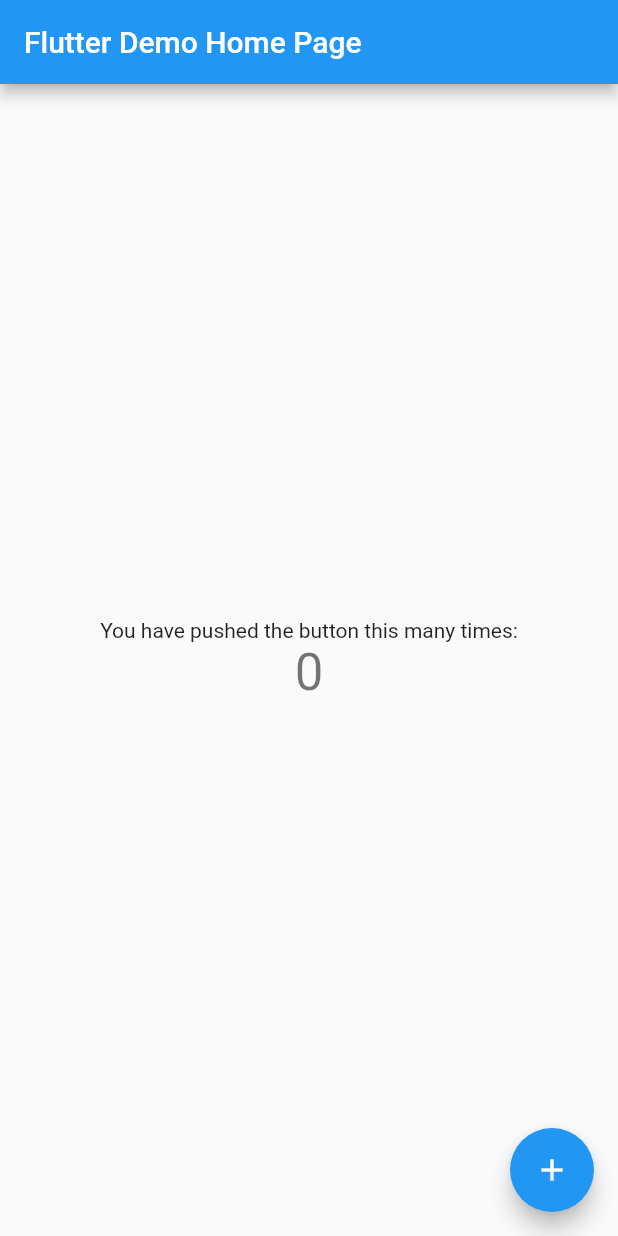
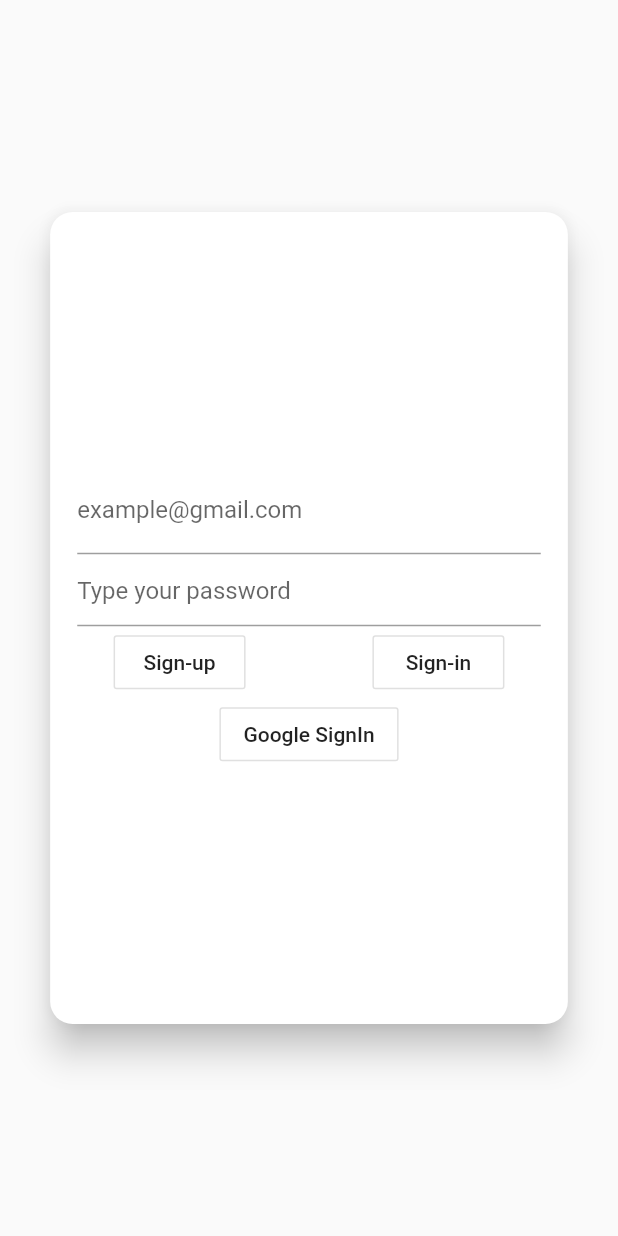
Before and after one commit to onatcipli/daily_tasks, a Flutter app: the screen it shows after launch, on a phone screen of 412 x 824 dp. Run offline on Flutter 3.47's test engine with Material 2 defaults, Android fonts, the phone set to English and light mode, and no system bars; our stand-ins replace firebase_auth; accounts and stored records are empty.

Commit message:
Sign-in and Sign-up with email done!

```diff
--- a/lib/main.dart
+++ b/lib/main.dart
@@ -1,111 +1,17 @@
+import 'package:daily_tasks/pages/login_page.dart';
 import 'package:flutter/material.dart';
 
 void main() => runApp(MyApp());
 
 class MyApp extends StatelessWidget {
-  // This widget is the root of your application.
   @override
   Widget build(BuildContext context) {
     return MaterialApp(
       title: 'Flutter Demo',
       theme: ThemeData(
-        // This is the theme of your application.
-        //
-        // Try running your application with "flutter run". You'll see the
-        // application has a blue toolbar. Then, without quitting the app, try
-        // changing the primarySwatch below to Colors.green and then invoke
-        // "hot reload" (press "r" in the console where you ran "flutter run",
-        // or simply save your changes to "hot reload" in a Flutter IDE).
-        // Notice that the counter didn't reset back to zero; the application
-        // is not restarted.
         primarySwatch: Colors.blue,
       ),
-      home: MyHomePage(title: 'Flutter Demo Home Page'),
+      home: LoginPage(),
     );
   }
 }
-
-class MyHomePage extends StatefulWidget {
-  MyHomePage({Key key, this.title}) : super(key: key);
-
-  // This widget is the home page of your application. It is stateful, meaning
-  // that it has a State object (defined below) that contains fields that affect
-  // how it looks.
-
-  // This class is the configuration for the state. It holds the values (in this
-  // case the title) provided by the parent (in this case the App widget) and
-  // used by the build method of the State. Fields in a Widget subclass are
-  // always marked "final".
-
-  final String title;
-
-  @override
-  _MyHomePageState createState() => _MyHomePageState();
-}
-
-class _MyHomePageState extends State<MyHomePage> {
-  int _counter = 0;
-
-  void _incrementCounter() {
-    setState(() {
-      // This call to setState tells the Flutter framework that something has
-      // changed in this State, which causes it to rerun the build method below
-      // so that the display can reflect the updated values. If we changed
-      // _counter without calling setState(), then the build method would not be
-      // called again, and so nothing would appear to happen.
-      _counter++;
-    });
-  }
-
-  @override
-  Widget build(BuildContext context) {
-    // This method is rerun every time setState is called, for instance as done
-    // by the _incrementCounter method above.
-    //
-    // The Flutter framework has been optimized to make rerunning build methods
-    // fast, so that you can just rebuild anything that needs updating rather
-    // than having to individually change instances of widgets.
-    return Scaffold(
-      appBar: AppBar(
-        // Here we take the value from the MyHomePage object that was created by
-        // the App.build method, and use it to set our appbar title.
-        title: Text(widget.title),
-      ),
-      body: Center(
-        // Center is a layout widget. It takes a single child and positions it
-        // in the middle of the parent.
-        child: Column(
-          // Column is also layout widget. It takes a list of children and
-          // arranges them vertically. By default, it sizes itself to fit its
-          // children horizontally, and tries to be as tall as its parent.
-          //
-          // Invoke "debug painting" (press "p" in the console, choose the
-          // "Toggle Debug Paint" action from the Flutter Inspector in Android
-          // Studio, or the "Toggle Debug Paint" command in Visual Studio Code)
-          // to see the wireframe for each widget.
-          //
-          // Column has various properties to control how it sizes itself and
-          // how it positions its children. Here we use mainAxisAlignment to
-          // center the children vertically; the main axis here is the vertical
-          // axis because Columns are vertical (the cross axis would be
-          // horizontal).
-          mainAxisAlignment: MainAxisAlignment.center,
-          children: <Widget>[
-            Text(
-              'You have pushed the button this many times:',
-            ),
-            Text(
-              '$_counter',
-              style: Theme.of(context).textTheme.display1,
-            ),
-          ],
-        ),
-      ),
-      floatingActionButton: FloatingActionButton(
-        onPressed: _incrementCounter,
-        tooltip: 'Increment',
-        child: Icon(Icons.add),
-      ), // This trailing comma makes auto-formatting nicer for build methods.
-    );
-  }
-}
--- /dev/null
+++ b/lib/pages/login_page.dart
@@ -0,0 +1,149 @@
+import 'package:daily_tasks/pages/home_page.dart';
+import 'package:flutter/material.dart';
+import 'package:firebase_auth/firebase_auth.dart';
+
+class LoginPage extends StatefulWidget {
+  @override
+  _LoginPageState createState() => _LoginPageState();
+}
+
+class _LoginPageState extends State<LoginPage> {
+  FirebaseUser _firebaseUser;
+  GoogleAuthProvider googleAuthProvider = GoogleAuthProvider();
+  String email = '';
+  String password = '';
+
+  bool checkStrings(BuildContext context) {
+    if (email == '') {
+      Scaffold.of(context)
+          .showSnackBar(SnackBar(content: Text('Please Type Email')));
+      return false;
+    } else if (password == '') {
+      Scaffold.of(context)
+          .showSnackBar(SnackBar(content: Text('Please Type Password')));
+      return false;
+    } else {
+      return true;
+    }
+  }
+
+  void signUpWithEmailAndPassword(
+      String email, String password, BuildContext context) async {
+    FirebaseAuth.instance
+        .createUserWithEmailAndPassword(email: email, password: password)
+        .then((FirebaseUser user) {
+      _firebaseUser = user;
+      Scaffold.of(context).showSnackBar(SnackBar(
+          content: Text(_firebaseUser.email + 'Account created succesfully!')));
+      navigateToHomePage();
+    }).catchError((e) {
+      Scaffold.of(context).showSnackBar(SnackBar(content: Text(e.message)));
+    });
+  }
+
+  void signInWithEmailAndPassword(
+      String email, String password, BuildContext context) {
+    FirebaseAuth.instance
+        .signInWithEmailAndPassword(email: email, password: password)
+        .then((FirebaseUser user) {
+      _firebaseUser = user;
+      Scaffold.of(context).showSnackBar(SnackBar(
+          content: Text(_firebaseUser.email + 'Signed in succesfully!')));
+      navigateToHomePage();
+    }).catchError((e) {
+      Scaffold.of(context).showSnackBar(SnackBar(content: Text(e.message)));
+    });
+  }
+
+  void navigateToHomePage() {
+    Navigator.pushAndRemoveUntil(
+        context,
+        MaterialPageRoute(
+            builder: (context) => HomePage(
+                  firebaseUser: _firebaseUser,
+                )),
+        (Route<dynamic> route) => false);
+  }
+
+  @override
+  void initState() {
+    FirebaseAuth.instance.currentUser().then((FirebaseUser user) {
+      if (user != null) {
+        _firebaseUser = user;
+        navigateToHomePage();
+      }
+    });
+    super.initState();
+  }
+
+  @override
+  Widget build(BuildContext context) {
+    Size currentSize = MediaQuery.of(context).size;
+    return Scaffold(
+      body: Builder(
+        builder: (context) => Center(
+              child: Container(
+                width: currentSize.width - currentSize.width / 7,
+                height: currentSize.height - currentSize.height / 3,
+                child: Card(
+                  elevation: 10,
+                  shape: RoundedRectangleBorder(
+                      borderRadius: BorderRadius.all(Radius.circular(15))),
+                  child: Column(
+                    mainAxisAlignment: MainAxisAlignment.center,
+                    children: <Widget>[
+                      Container(
+                        width: currentSize.width - currentSize.width / 4,
+                        child: TextField(
+                          onChanged: (String text) {
+                            email = text;
+                          },
+                          decoration: InputDecoration(
+                              hintText: 'Type your mail',
+                              labelText: 'example@gmail.com'),
+                        ),
+                      ),
+                      Container(
+                        width: currentSize.width - currentSize.width / 4,
+                        child: TextField(
+                          onChanged: (String text) {
+                            password = text;
+                          },
+                          obscureText: true,
+                          decoration: InputDecoration(
+                            hintText: 'Type your password',
+                          ),
+                        ),
+                      ),
+                      Row(
+                        mainAxisAlignment: MainAxisAlignment.spaceAround,
+                        children: <Widget>[
+                          OutlineButton(
+                              onPressed: () {
+                                if (checkStrings(context)) {
+                                  signUpWithEmailAndPassword(
+                                      email, password, context);
+                                }
+                              },
+                              child: Text('Sign-up')),
+                          OutlineButton(
+                              onPressed: () {
+                                if (checkStrings(context)) {
+                                  signInWithEmailAndPassword(
+                                      email, password, context);
+                                }
+                              },
+                              child: Text('Sign-in')),
+                        ],
+                      ),
+                      OutlineButton(
+                          onPressed: () {}, child: Text('Google SignIn')),
+                    ],
+                  ),
+                ),
+              ),
+            ),
+      ),
+    );
+  }
+}
--- a/pubspec.yaml
+++ b/pubspec.yaml
@@ -25,6 +25,7 @@ dependencies:
   cloud_firestore:
   firebase_storage:
   firebase_analytics:
+  google_sign_in: ^4.0.2
 
   # The following adds the Cupertino Icons font to your application.
   # Use with the CupertinoIcons class for iOS style icons.
```
Also changed, not shown: lib/pages/home_page.dart (added, +51 -0 lines), lib/models/user_model.dart (added), pubspec.lock.
